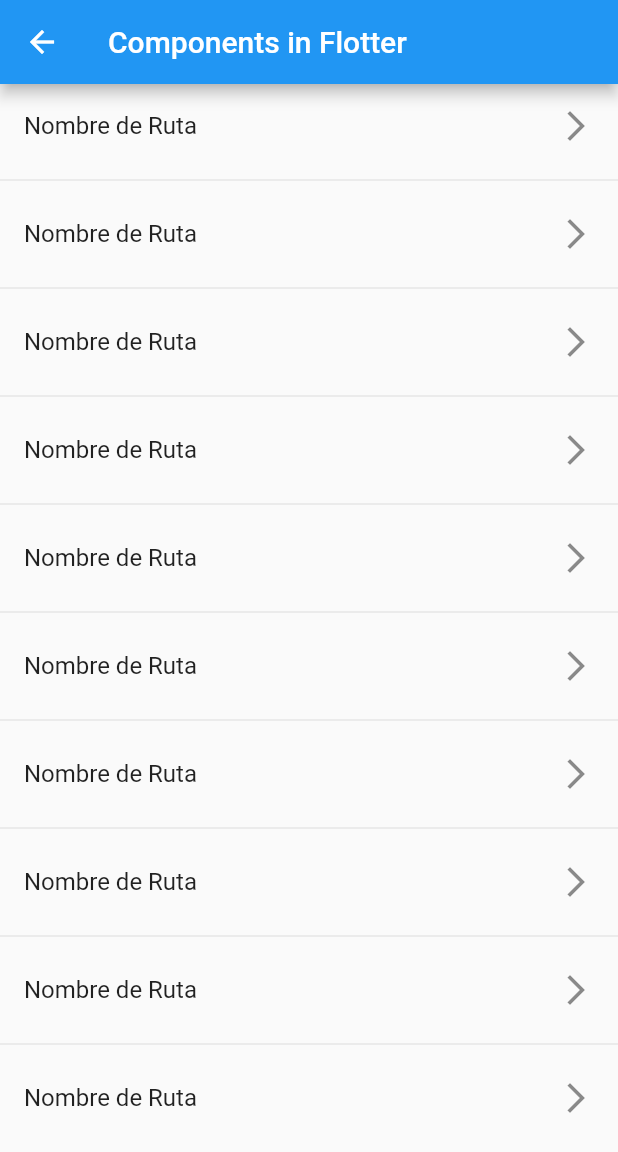
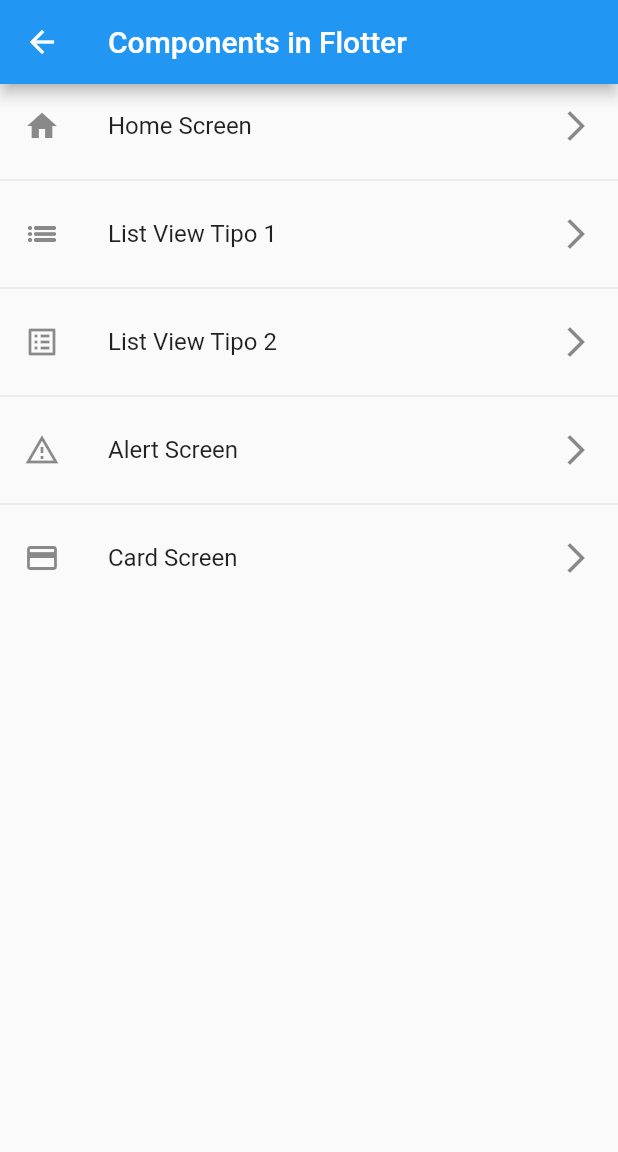
Before and after one commit to hadez2505/Clases_Flutter, a Flutter app: the screen it shows after launch, on a phone screen of 412 x 824 dp. Shown: the top 1152 px of the screen. Run offline on Flutter 3.47's test engine with Material 2 defaults, Android fonts, the phone set to English and light mode, and no system bars.

Commit message:
Crear Metodo Rutas Aplicacion

```diff
--- a/componentes/lib/main.dart
+++ b/componentes/lib/main.dart
@@ -12,7 +12,7 @@ class MyApp extends StatelessWidget {
       title: 'Material App',
       //home: ListView2Screen(),
       initialRoute: AppRoutes.initialRoute,
-      routes: AppRoutes.routes,
+      routes: AppRoutes.getAppRoutes(),
       onGenerateRoute: AppRoutes.onGenerateRoute//genera una ruta en caso de que no exista la que se especifico
     );
   }
--- a/componentes/lib/router/app_routes.dart
+++ b/componentes/lib/router/app_routes.dart
@@ -12,16 +12,24 @@ class AppRoutes {
     MenuOptions(route: '/listView1', name: 'List View Tipo 1', screen: const ListView1Screen(), icon: Icons.list_outlined),
     MenuOptions(route: '/listView2', name: 'List View Tipo 2', screen: const ListView2Screen(), icon: Icons.list_alt),
     MenuOptions(route: '/alert',     name: 'Alert Screen',     screen: const AlertScreen(),     icon: Icons.warning_amber_outlined),
-    MenuOptions(route: '/card',      name: 'Card Screeb',      screen: const CardScreen(),      icon: Icons.credit_card_outlined),
+    MenuOptions(route: '/card',      name: 'Card Screen',      screen: const CardScreen(),      icon: Icons.credit_card_outlined),
   ];
 
-  static Map<String, Widget Function(BuildContext context)> routes = {
-    '/alert'    : (context) => const AlertScreen(),
-    '/card'     : (context) => const CardScreen(),
-    '/home'     : (context) => const HomeScreen(),
-    '/listView1': (context) => const ListView1Screen(),
-    '/listView2': (context) => const ListView2Screen(),
-  };
+  static Map<String, Widget Function(BuildContext context)> getAppRoutes() {
+    Map<String, Widget Function(BuildContext context)> appRoutes = {};
+    for (final option in menuOptions) {
+      appRoutes.addAll({option.route:(context)=>option.screen});
+    }
+    return appRoutes;
+  }
+
+  // static Map<String, Widget Function(BuildContext context)> routes = {
+  //   '/alert'    : (context) => const AlertScreen(),
+  //   '/card'     : (context) => const CardScreen(),
+  //   '/home'     : (context) => const HomeScreen(),
+  //   '/listView1': (context) => const ListView1Screen(),
+  //   '/listView2': (context) => const ListView2Screen(),
+  // };
 
   static Route<dynamic> onGenerateRoute (RouteSettings settings){
     return MaterialPageRoute(builder: (context) => const AlertScreen());
--- a/componentes/lib/screens/home_screen.dart
+++ b/componentes/lib/screens/home_screen.dart
@@ -1,26 +1,26 @@
 import 'package:flutter/material.dart';
 
-import 'package:componentes/screens/screens.dart';
+import 'package:componentes/router/app_routes.dart';
 
 class HomeScreen extends StatelessWidget {
   const HomeScreen({Key? key}) : super(key: key);
 
   @override
   Widget build(BuildContext context) {
+    final menuOptions = AppRoutes.menuOptions;
     return Scaffold(
         appBar: AppBar(
           title: const Text('Components in Flotter'),
         ),
         body: ListView.separated(
-          itemCount: 10,
+          itemCount: menuOptions.length,
           separatorBuilder: (_, __) => const Divider(),
           itemBuilder: (context, index) => ListTile(
-            title: const Text('Nombre de Ruta'),
+            leading : Icon(menuOptions[index].icon),
+            title   : Text(menuOptions[index].name),
             trailing: const Icon(Icons.arrow_forward_ios_outlined),
-            onTap: () {
-              // final route = MaterialPageRoute(builder: (context) => const ListView1Screen());
-              // Navigator.push(context, route);
-              Navigator.pushNamed(context, '/card');//mas facil dandole nombre a mis rutas
+            onTap   : () {
+              Navigator.pushNamed(context, menuOptions[index].route); //mas facil dandole nombre a mis rutas
             },
           ),
         ));
```
